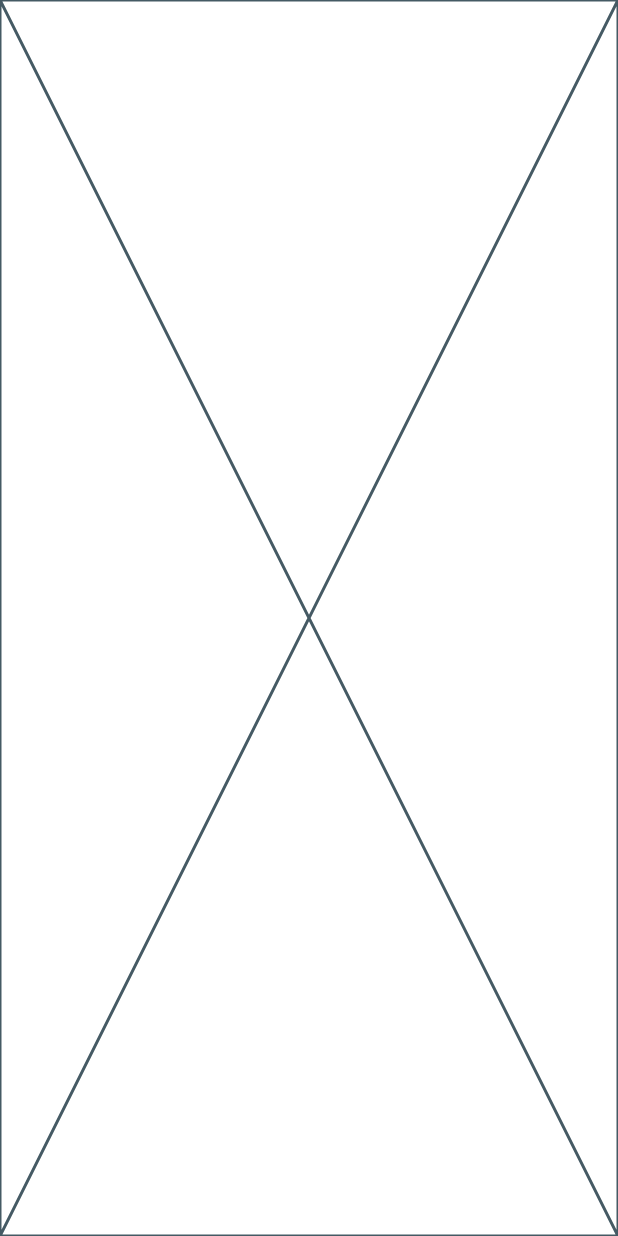
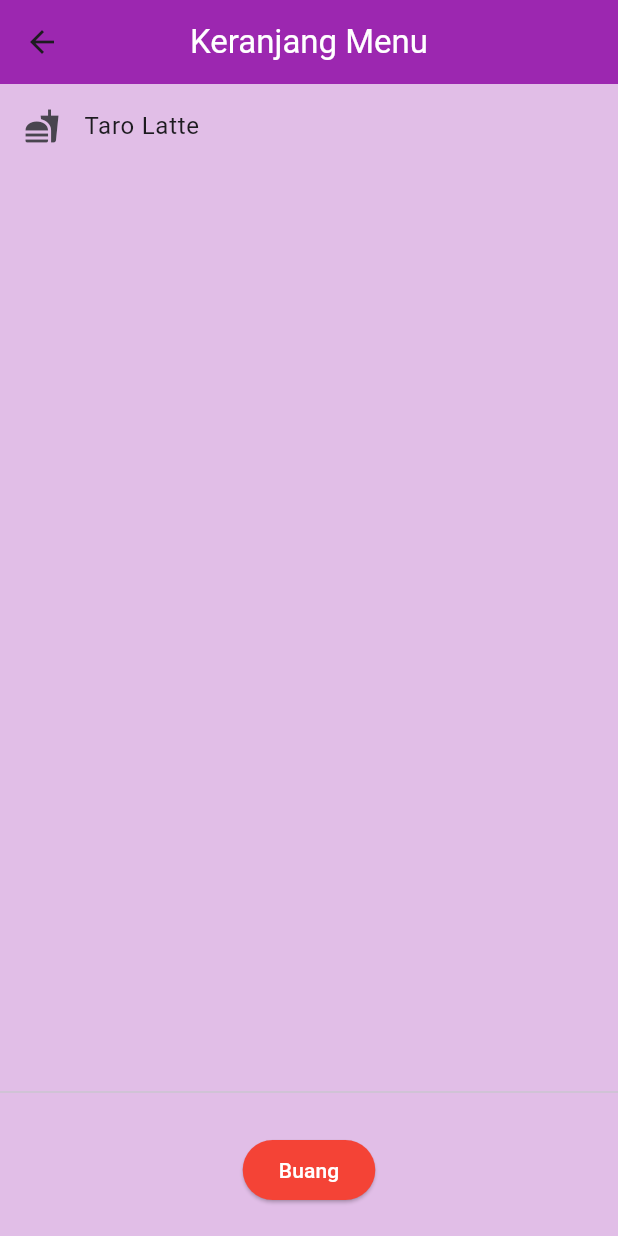
Before and after one commit to AryaPramudya898/week_3_1123150004, a Flutter app: the screen it shows after launch, after a tap on "TAMBAH", after a tap on the "shopping cart" icon, on a phone screen of 412 x 824 dp. Run offline on Flutter 3.47's test engine with Material 3 defaults, Android fonts, the phone set to English and light mode, and no system bars.

Commit message:
membuat tampilan keranjang menu

```diff
--- a/lib/features/cart/presentation/pages/cart_page.dart
+++ b/lib/features/cart/presentation/pages/cart_page.dart
@@ -1,10 +1,48 @@
 import 'package:flutter/material.dart';
+import 'package:week_3_1123150004/features/cart/presentation/providers/cart_provider.dart';
+import 'package:provider/provider.dart';
 
 class CartPage extends StatelessWidget {
   const CartPage({super.key});
 
   @override
   Widget build(BuildContext context) {
-    return const Placeholder();
+    var cart = context.watch<CartProvider>();
+
+    return Scaffold(
+      backgroundColor: Colors.purple[100],
+      appBar: AppBar(
+        title: const Text('Keranjang Menu', style: TextStyle(color: Colors.white,),),
+        centerTitle: true,
+        backgroundColor: Colors.purple,
+      ),
+      body: Column(
+        children: [
+          Expanded(
+            child: ListView.builder(
+              itemCount: cart.items.length,
+              itemBuilder: (context, index) {
+                return ListTile(
+                  leading: const Icon(Icons.fastfood),
+                  title: Text(cart.items[index].name),
+                );
+              },
+            ),
+          ),
+          const Divider(),
+          Padding(
+            padding: const EdgeInsets.all(20),
+            child: ElevatedButton(
+              onPressed: () => cart.removeAll(),
+              style: ElevatedButton.styleFrom(backgroundColor: Colors.red),
+              child: const Text(
+                'Buang',
+                style: TextStyle(color: Colors.white),
+              ),
+            ),
+          ),
+        ],
+      ),
+    );
   }
 }
```
